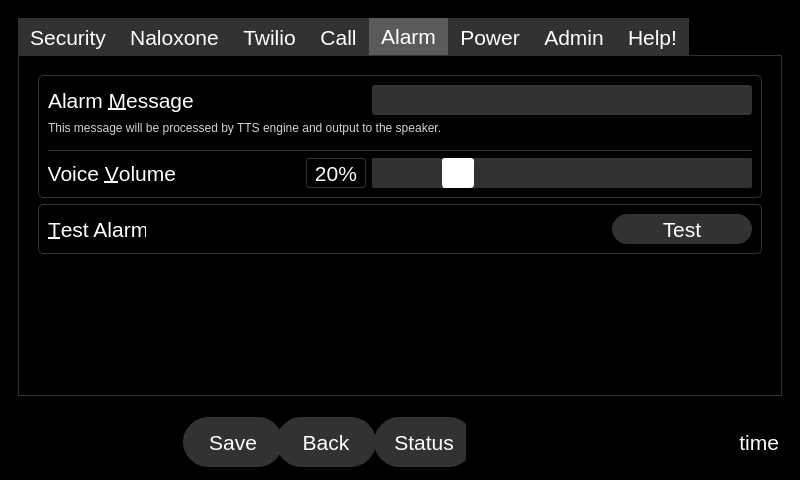
First picture: the form in qt_design/main_window.ui, repository zyl120/Naloxone_Safety_Kit, before the edit.
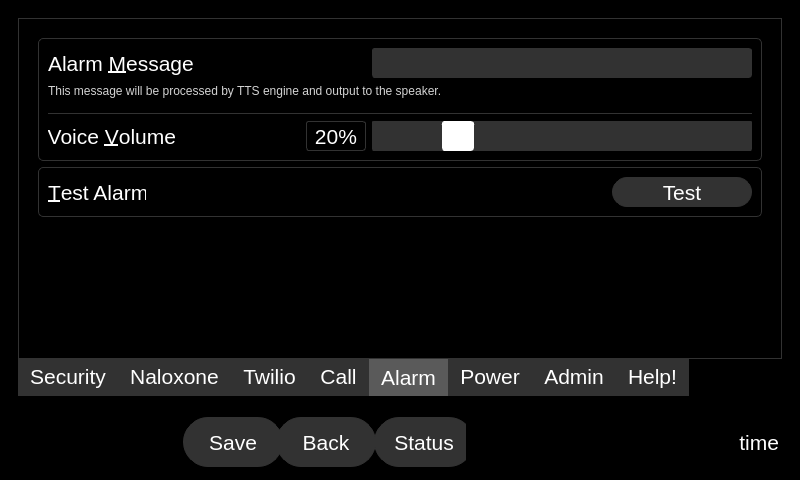
Second picture: the form after the edit. The open tabs and pages were chosen to show the change. Icons and pictures are not drawn.

Commit message: move tab to south

What changed in the file:
```diff
--- a/qt_design/main_window.ui
+++ b/qt_design/main_window.ui
@@ -1621,7 +1621,7 @@
 </string>
           </property>
           <property name="tabPosition">
-           <enum>QTabWidget::North</enum>
+           <enum>QTabWidget::South</enum>
           </property>
           <property name="tabShape">
            <enum>QTabWidget::Rounded</enum>
@@ -2772,19 +2772,20 @@
               <property name="styleSheet">
                <string notr="true">QScrollBar {
         background: rgb(50,50,50);
-        border-radius: 3px;
+        border-radius: 5px;
         border-color:rgb(50,50,50);
         width:10
     }
 QScrollBar::handle:vertical
     {
         background-color: rgb(65,65,65);
-        border-radius: 3px;
+        border-radius: 5px;
     }
 QScrollBar::add-line:vertical {
       border: none;
       background: none;
 }
+
 QScrollBar::sub-line:vertical {
       border: none;
       background: none;
@@ -2798,8 +2799,8 @@
                 <rect>
                  <x>0</x>
                  <y>0</y>
-                 <width>623</width>
-                 <height>266</height>
+                 <width>724</width>
+                 <height>313</height>
                 </rect>
                </property>
                <layout class="QVBoxLayout" name="verticalLayout_14">
```
Left out of the diff: 44 changed lines with no effect on the pictures. The commit also changes 2 other files.
